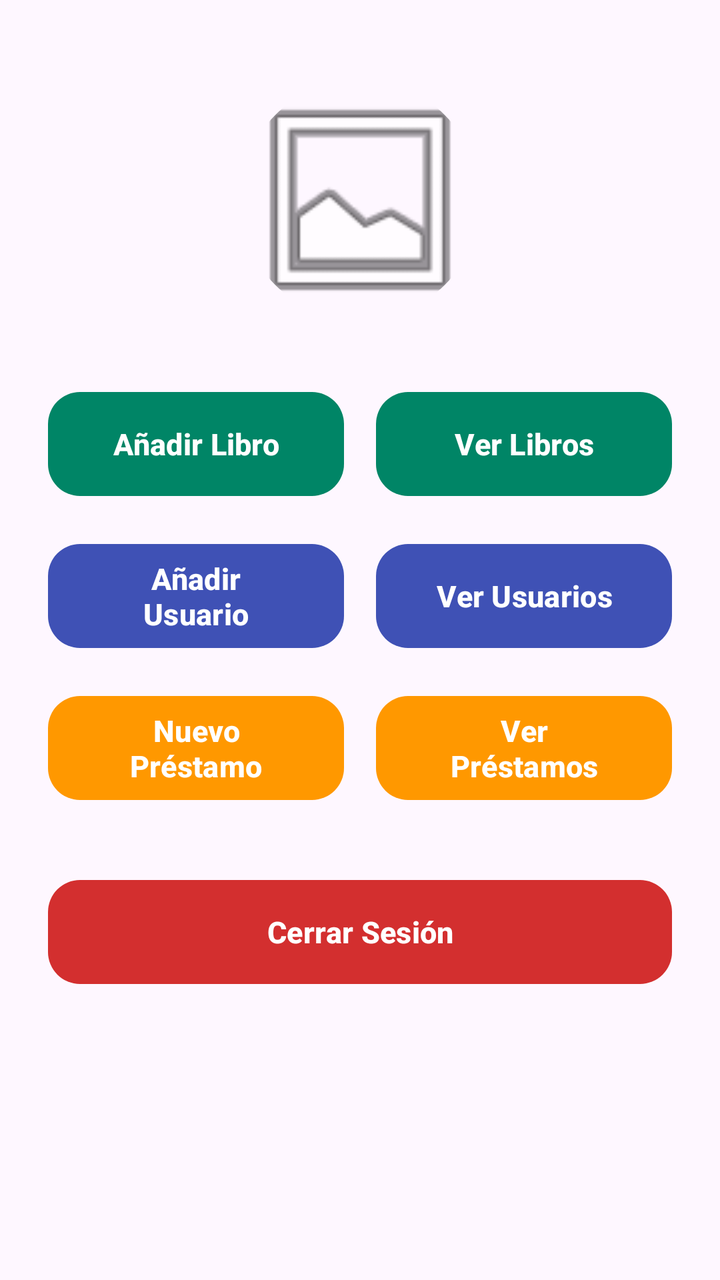
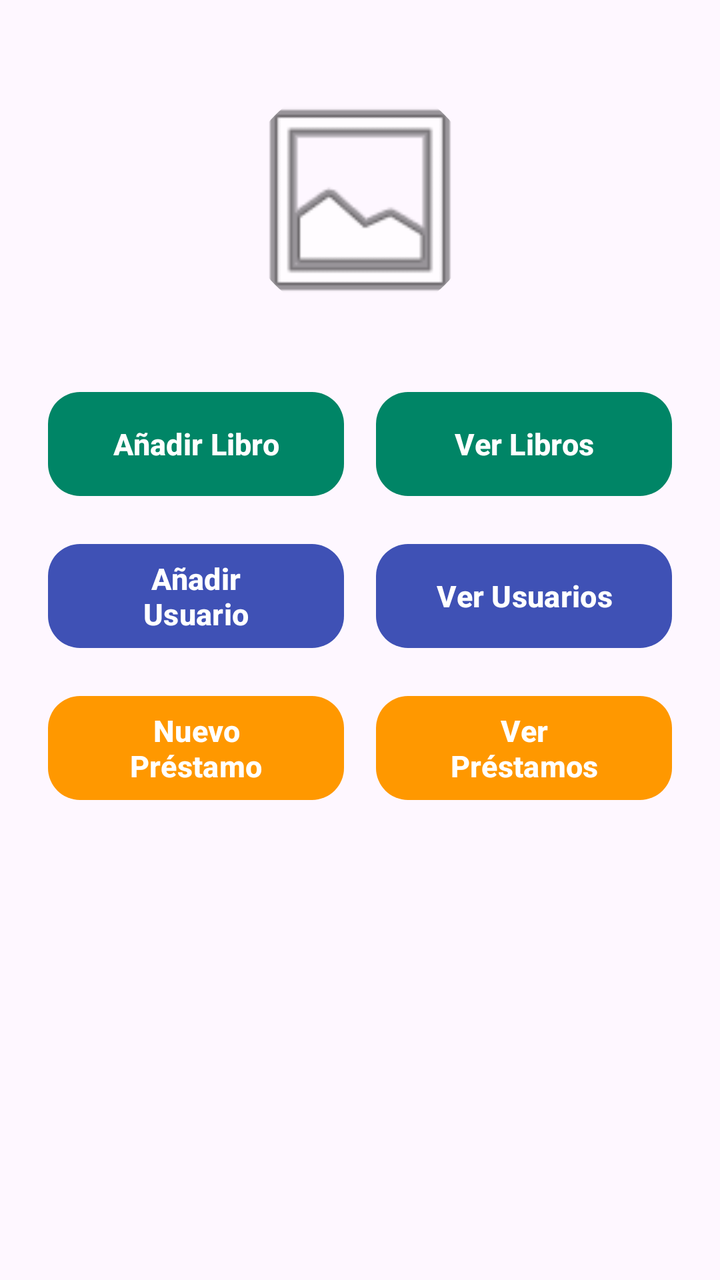

Two renders of the same Android screen: before a commit and after it. Below are the layout's source before the change and the commit's diff.
<!-- AndroidManifest.xml: application theme Theme.MiLibreria -->
<!-- res/layout/fragment_menu_libro.xml -->
<?xml version="1.0" encoding="utf-8"?>
<androidx.core.widget.NestedScrollView xmlns:android="http://schemas.android.com/apk/res/android"
    xmlns:app="http://schemas.android.com/apk/res-auto"
    xmlns:tools="http://schemas.android.com/tools"
    android:layout_width="match_parent"
    android:layout_height="match_parent"
    android:fillViewport="true"
    tools:context=".MenuLibroFragment">

    <androidx.constraintlayout.widget.ConstraintLayout
        android:layout_width="match_parent"
        android:layout_height="wrap_content"
        android:padding="24dp">
        
        <com.google.android.material.imageview.ShapeableImageView
            android:id="@+id/ivHomeLogo"
            android:layout_width="120dp"
            android:layout_height="120dp"
            android:layout_marginTop="16dp"
            android:scaleType="centerCrop"
            android:src="@android:drawable/ic_menu_gallery"
            app:layout_constraintEnd_toEndOf="parent"
            app:layout_constraintStart_toStartOf="parent"
            app:layout_constraintTop_toTopOf="parent"
            app:shapeAppearanceOverlay="@style/CircleImage" />

        <com.google.android.material.button.MaterialButton
            android:id="@+id/btnHomeAnadir"
            android:layout_width="0dp"
            android:layout_height="60dp"
            android:layout_marginTop="32dp"
            android:layout_marginEnd="8dp"
            android:text="Añadir Libro"
            android:textColor="#FFFFFF"
            android:textSize="15sp"
            android:textStyle="bold"
            app:backgroundTint="#008566"
            app:cornerRadius="16dp"
            app:layout_constraintEnd_toStartOf="@id/btnHomeVer"
            app:layout_constraintStart_toStartOf="parent"
            app:layout_constraintTop_toBottomOf="@id/ivHomeLogo" />

        <com.google.android.material.button.MaterialButton
            android:id="@+id/btnHomeVer"
            android:layout_width="0dp"
            android:layout_height="60dp"
            android:layout_marginStart="8dp"
            android:text="Ver Libros"
            android:textColor="#FFFFFF"
            android:textSize="15sp"
            android:textStyle="bold"
            app:backgroundTint="#008566"
            app:cornerRadius="16dp"
            app:layout_constraintBottom_toBottomOf="@id/btnHomeAnadir"
            app:layout_constraintEnd_toEndOf="parent"
            app:layout_constraintStart_toEndOf="@id/btnHomeAnadir"
            app:layout_constraintTop_toTopOf="@id/btnHomeAnadir" />

        <com.google.android.material.button.MaterialButton
            android:id="@+id/btnMenuAnadirUsuario"
            android:layout_width="0dp"
            android:layout_height="60dp"
            android:layout_marginTop="16dp"
            android:layout_marginEnd="8dp"
            android:text="Añadir Usuario"
            android:textColor="#FFFFFF"
            android:textSize="15sp"
            android:textStyle="bold"
            app:backgroundTint="#3F51B5"
            app:cornerRadius="16dp"
            app:layout_constraintEnd_toStartOf="@id/btnMenuVerUsuarios"
            app:layout_constraintStart_toStartOf="parent"
            app:layout_constraintTop_toBottomOf="@id/btnHomeAnadir" />

        <com.google.android.material.button.MaterialButton
            android:id="@+id/btnMenuVerUsuarios"
            android:layout_width="0dp"
            android:layout_height="60dp"
            android:layout_marginStart="8dp"
            android:text="Ver Usuarios"
            android:textColor="#FFFFFF"
            android:textSize="15sp"
            android:textStyle="bold"
            app:backgroundTint="#3F51B5"
            app:cornerRadius="16dp"
            app:layout_constraintBottom_toBottomOf="@id/btnMenuAnadirUsuario"
            app:layout_constraintEnd_toEndOf="parent"
            app:layout_constraintStart_toEndOf="@id/btnMenuAnadirUsuario"
            app:layout_constraintTop_toTopOf="@id/btnMenuAnadirUsuario" />

        <com.google.android.material.button.MaterialButton
            android:id="@+id/btnMenuAnadirPrestamo"
            android:layout_width="0dp"
            android:layout_height="60dp"
            android:layout_marginTop="16dp"
            android:layout_marginEnd="8dp"
            android:text="Nuevo Préstamo"
            android:textColor="#FFFFFF"
            android:textSize="15sp"
            android:textStyle="bold"
            app:backgroundTint="#FF9800"
            app:cornerRadius="16dp"
            app:layout_constraintEnd_toStartOf="@id/btnMenuVerPrestamos"
            app:layout_constraintStart_toStartOf="parent"
            app:layout_constraintTop_toBottomOf="@id/btnMenuAnadirUsuario" />

        <com.google.android.material.button.MaterialButton
            android:id="@+id/btnMenuVerPrestamos"
            android:layout_width="0dp"
            android:layout_height="60dp"
            android:layout_marginStart="8dp"
            android:text="Ver Préstamos"
            android:textColor="#FFFFFF"
            android:textSize="15sp"
            android:textStyle="bold"
            app:backgroundTint="#FF9800"
            app:cornerRadius="16dp"
            app:layout_constraintBottom_toBottomOf="@id/btnMenuAnadirPrestamo"
            app:layout_constraintEnd_toEndOf="parent"
            app:layout_constraintStart_toEndOf="@id/btnMenuAnadirPrestamo"
            app:layout_constraintTop_toTopOf="@id/btnMenuAnadirPrestamo" />

        <com.google.android.material.button.MaterialButton
            android:id="@+id/btnMenuLogout"
            android:layout_width="0dp"
            android:layout_height="60dp"
            android:layout_marginTop="32dp"
            android:text="Cerrar Sesión"
            android:textColor="#FFFFFF"
            android:textSize="15sp"
            android:textStyle="bold"
            app:backgroundTint="#D32F2F"
            app:cornerRadius="16dp"
            app:layout_constraintEnd_toEndOf="parent"
            app:layout_constraintStart_toStartOf="parent"
            app:layout_constraintTop_toBottomOf="@id/btnMenuAnadirPrestamo" />

    </androidx.constraintlayout.widget.ConstraintLayout>
</androidx.core.widget.NestedScrollView>
<!-- resources referenced by this layout -->
<resources>
  <style name="CircleImage" parent="">
          <item name="cornerFamily">rounded</item>
          <item name="cornerSize">50%</item>
      </style>
  <style name="Theme.MiLibreria" parent="Base.Theme.MiLibreria" />
  <style name="Base.Theme.MiLibreria" parent="Theme.Material3.DayNight.NoActionBar">
          
          
      </style>
</resources>

<!-- the commit's change to res/layout/fragment_menu_libro.xml (unified diff, before → after) -->
@@ -120,20 +120,8 @@
             app:layout_constraintStart_toEndOf="@id/btnMenuAnadirPrestamo"
             app:layout_constraintTop_toTopOf="@id/btnMenuAnadirPrestamo" />
 
-        <com.google.android.material.button.MaterialButton
-            android:id="@+id/btnMenuLogout"
-            android:layout_width="0dp"
-            android:layout_height="60dp"
-            android:layout_marginTop="32dp"
-            android:text="Cerrar Sesión"
-            android:textColor="#FFFFFF"
-            android:textSize="15sp"
-            android:textStyle="bold"
-            app:backgroundTint="#D32F2F"
-            app:cornerRadius="16dp"
-            app:layout_constraintEnd_toEndOf="parent"
-            app:layout_constraintStart_toStartOf="parent"
-            app:layout_constraintTop_toBottomOf="@id/btnMenuAnadirPrestamo" />
+        
+        
 
     </androidx.constraintlayout.widget.ConstraintLayout>
 </androidx.core.widget.NestedScrollView>
